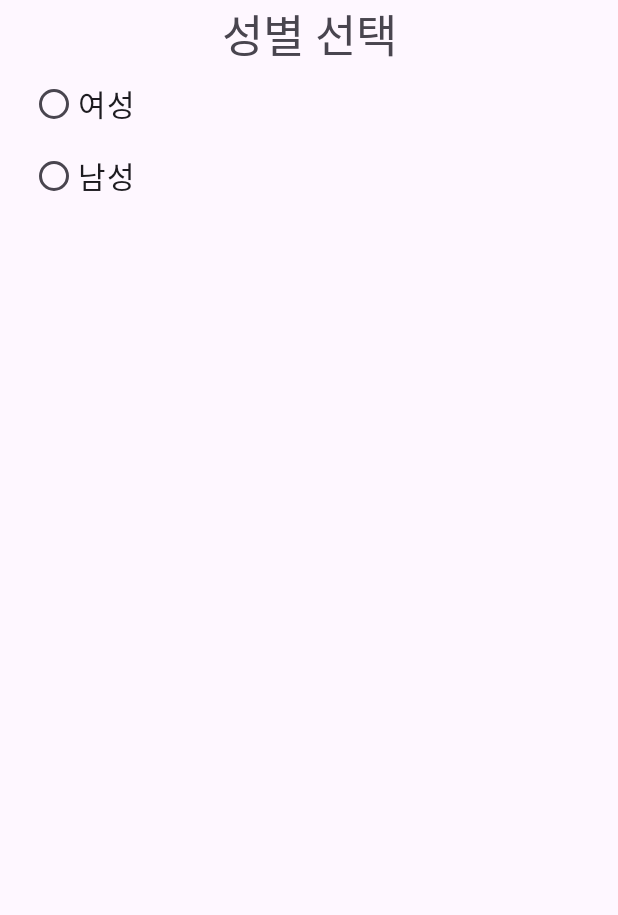
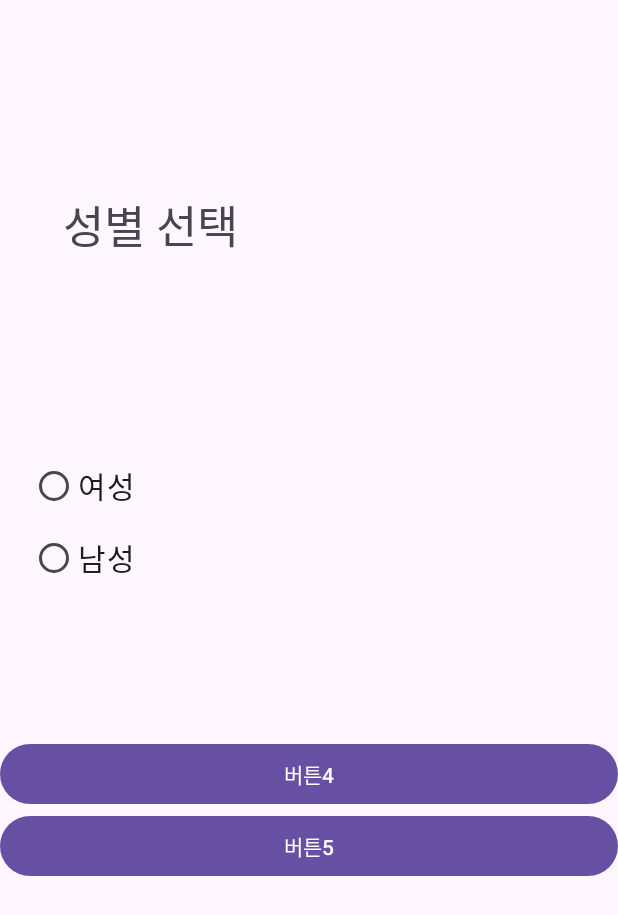
Before and after one commit to rrvv123/WidgetTest1_0321, an Android app: the layout activity_main2.xml on its own in the app's theme, with its tools: preview values and no code run, on a phone screen of 412 x 824 dp. Shown: the top 915 px of the screen. Run offline under Robolectric (Android 15) with nearby library versions, the phone set to English and light mode, and no system bars.

Commit message:
visibility 속성

```diff
--- a/app/src/main/res/layout/activity_main2.xml
+++ b/app/src/main/res/layout/activity_main2.xml
@@ -8,8 +8,8 @@
     android:orientation="vertical"
     tools:context=".MainActivity2">
     <TextView
-        android:layout_width="match_parent"
-        android:layout_height="wrap_content"
+        android:layout_width="200dp"
+        android:layout_height="300dp"
         android:gravity="center"
         android:textSize="@dimen/textSizeMedium"
         android:text="@string/gender"
@@ -32,4 +32,32 @@
             android:layout_marginLeft="@dimen/marginSmall"
             />
         </RadioGroup>
+    <Button
+        android:layout_width="match_parent"
+        android:layout_height="wrap_content"
+        android:visibility="invisible"
+        android:text="버튼1"
+        />
+    <Button
+        android:layout_width="match_parent"
+        android:layout_height="wrap_content"
+        android:visibility="invisible"
+        android:text="버튼2"
+        />
+    <Button
+        android:layout_width="match_parent"
+        android:layout_height="wrap_content"
+        android:visibility="gone"
+        android:text="버튼3"
+        />
+    <Button
+        android:layout_width="match_parent"
+        android:layout_height="wrap_content"
+        android:text="버튼4"
+        />
+    <Button
+        android:layout_width="match_parent"
+        android:layout_height="wrap_content"
+        android:text="버튼5"
+        />
 </LinearLayout>
--- a/app/src/main/res/values/strings.xml
+++ b/app/src/main/res/values/strings.xml
@@ -4,4 +4,7 @@
     <string name="gender">성별 선택</string>
     <string name="female">여성</string>
     <string name="male">남성</string>
+    <string name="textInput">여기에 이름 입력</string>
+    <string name="editHint">내용 채우기(필수)</string>
+    <string name="btnConfirm">확인</string>
 </resources>
```
Also changed, not shown: app/src/main/AndroidManifest.xml (+8 -4 lines), app/src/main/java/kr/ac/widgettest1_0321/MainActivity3.kt (added, +15 -0 lines), app/src/main/res/layout/activity_main3.xml (added, +30 -0 lines).
